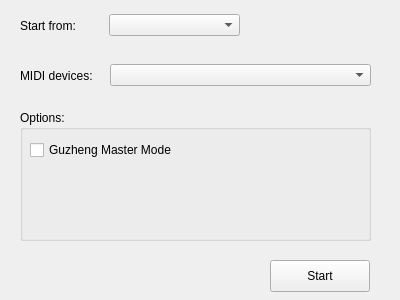
QuynhVir/naraka-midi-connector, file form.ui: the form before one commit.
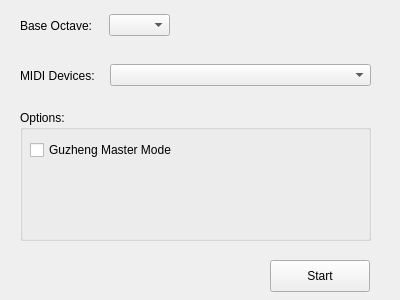
The form after the commit.

What changed in the file:
```diff
--- a/form.ui
+++ b/form.ui
@@ -42,7 +42,7 @@
      <item>
       <widget class="QLabel" name="label">
        <property name="text">
-        <string>MIDI devices:</string>
+        <string>MIDI Devices:</string>
        </property>
       </widget>
      </item>
@@ -119,7 +119,7 @@
      <item>
       <widget class="QLabel" name="label_2">
        <property name="text">
-        <string>Start from:</string>
+        <string>Base Octave:</string>
        </property>
       </widget>
      </item>
@@ -130,7 +130,7 @@
      <rect>
       <x>109</x>
       <y>0</y>
-      <width>131</width>
+      <width>61</width>
       <height>51</height>
      </rect>
     </property>
```
Left out of the diff: 2 changed lines with no effect on the pictures.
